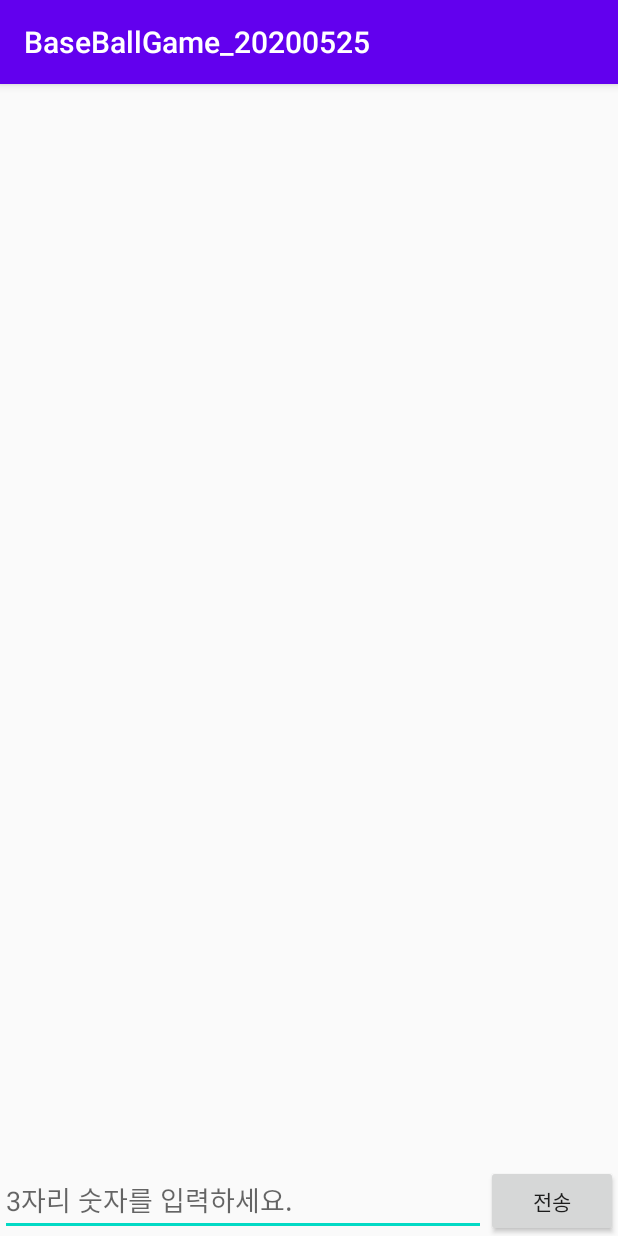
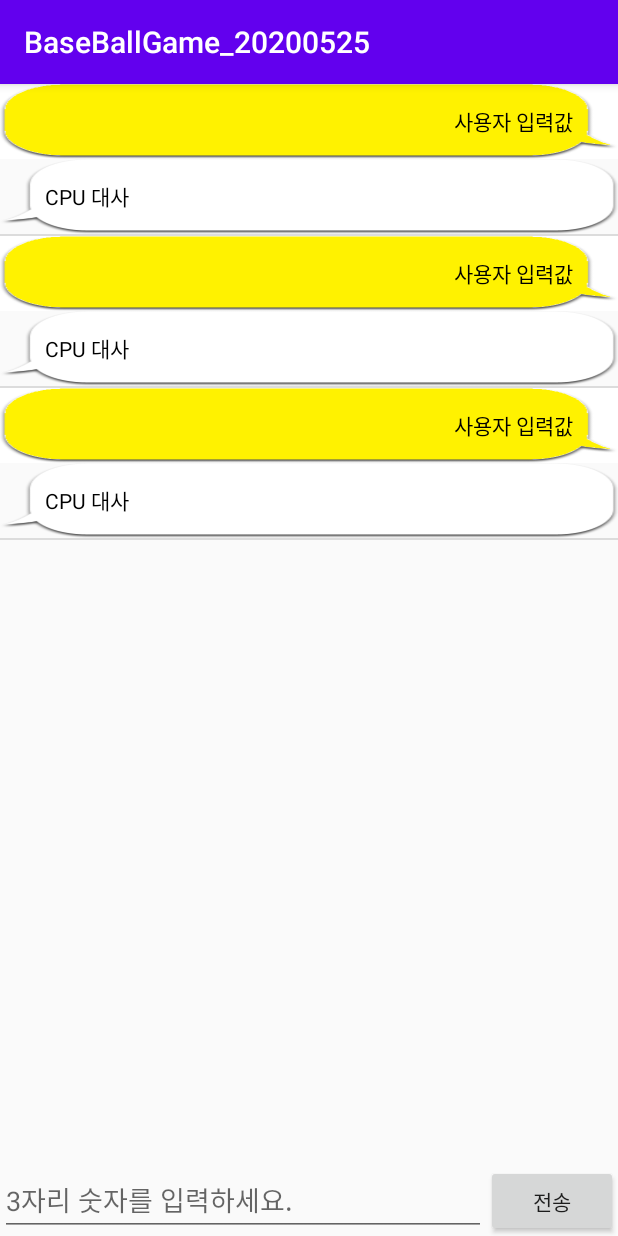
Before and after one commit to sunnysideup0w0v/teacher_baseball, an Android app: the screen it shows after launch (MainActivity), on a phone screen of 412 x 824 dp. Run offline under Robolectric (Android 15) with nearby library versions, the phone set to English and light mode, and no system bars; our stand-ins replace data binding.

Commit message:
리스트뷰 / 어댑터 연결

```diff
--- a/app/src/main/java/kr/co/tjoeun/baseballgame_20200525/MainActivity.java
+++ b/app/src/main/java/kr/co/tjoeun/baseballgame_20200525/MainActivity.java
@@ -6,7 +6,12 @@ import androidx.databinding.DataBindingUtil;
 import android.os.Bundle;
 import android.util.Log;
 
+import java.util.ArrayList;
+import java.util.List;
+
+import kr.co.tjoeun.baseballgame_20200525.adapters.MessageAdapter;
 import kr.co.tjoeun.baseballgame_20200525.databinding.ActivityMainBinding;
+import kr.co.tjoeun.baseballgame_20200525.datas.Message;
 
 public class MainActivity extends BaseActivity {
 
@@ -14,6 +19,12 @@ public class MainActivity extends BaseActivity {
 
 //    문제로 사용될 3자리 숫자 배열
     int[] questionArr = new int[3];
+
+//    채팅 내역으로 사용할 ArrayList
+    List<Message> messages = new ArrayList<>();
+
+//    Adapter를 변수로 만들고 실제 활용 => onCreate 이후에 객체화.
+    MessageAdapter messageAdapter;
 
     @Override
     protected void onCreate(Bundle savedInstanceState) {
@@ -30,6 +41,11 @@ public class MainActivity extends BaseActivity {
 
     @Override
     public void setValues() {
+
+        messageAdapter = new MessageAdapter(mContext, R.layout.message_list_item, messages);
+        binding.messageListView.setAdapter(messageAdapter);
+
+
         makeQuestion();
     }
 
@@ -69,6 +85,15 @@ public class MainActivity extends BaseActivity {
             Log.d("문제숫자", num+"");
         }
 
+//        컴퓨터가 사람에게 환영 메세지.
+
+        messages.add(new Message("숫자 야구게임에 오신것을 환영합니다.", "Cpu"));
+        messages.add(new Message("세자리 숫자를 맞춰주세요.", "Cpu"));
+        messages.add(new Message("1~9만 출제되며, 중복된 숫자는 없습니다.", "Cpu"));
+
+//        어댑터가 사용하는 List의 내용 변경(메세지 추가)이 생겼으니 새로고침.
+        messageAdapter.notifyDataSetChanged();
+
     }
 
 }
```
